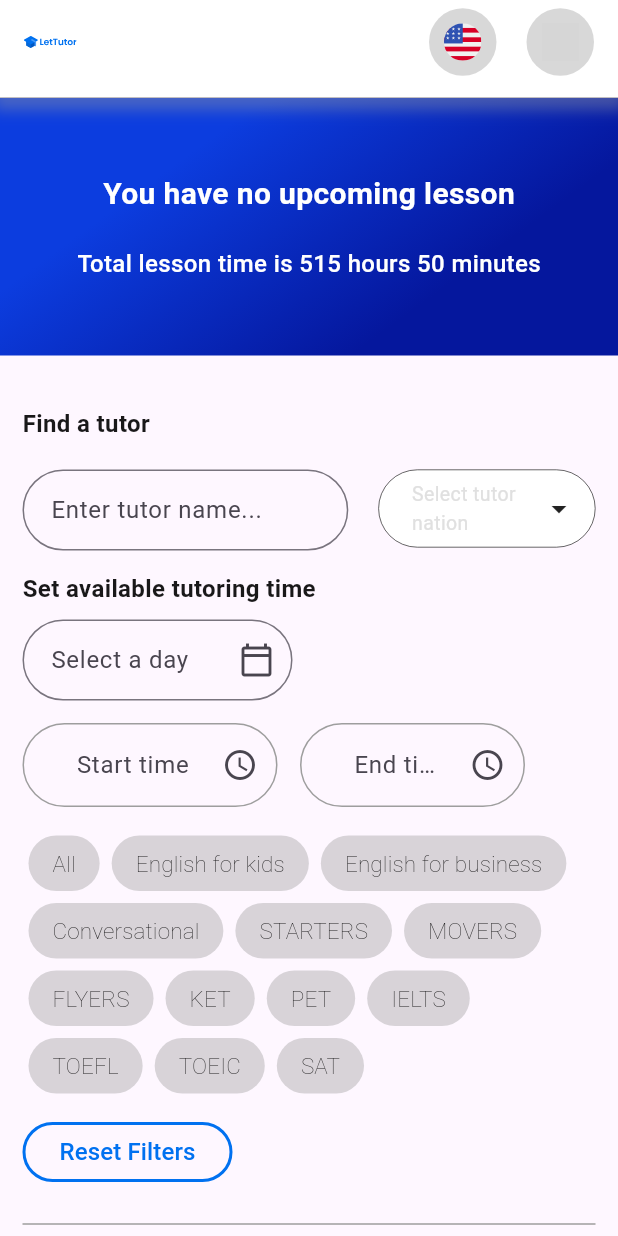
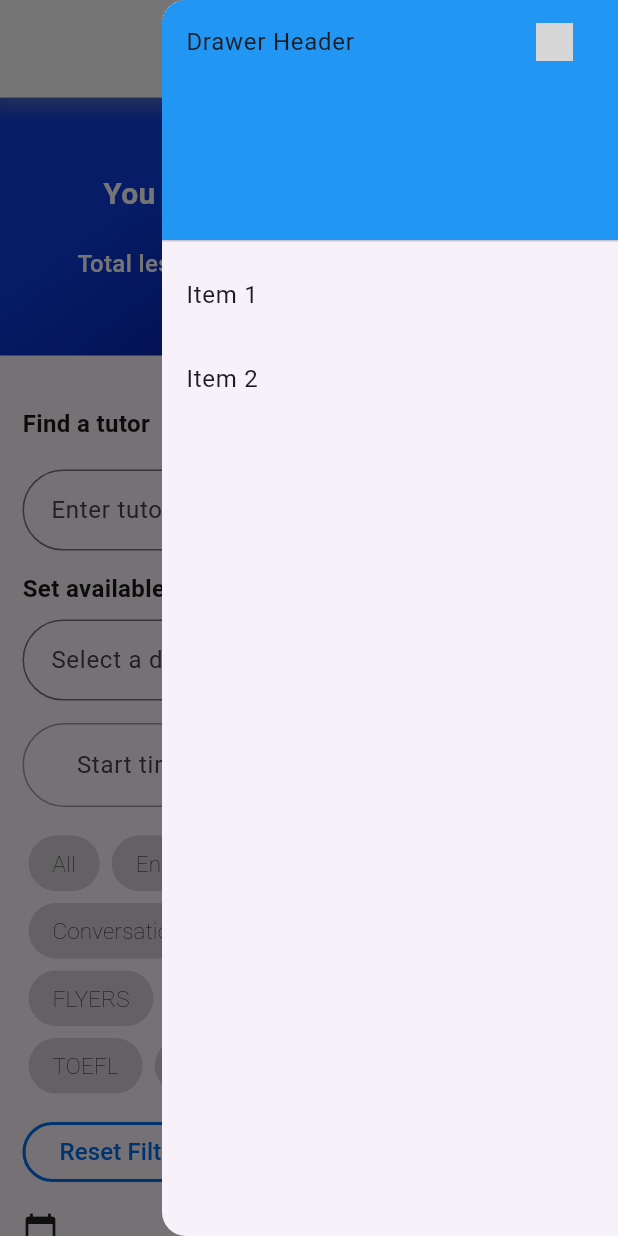
Before and after one commit to LeThaiNhuQuynh/advanced-mobile, a Flutter app: the screen it shows after launch, with the side drawer open (before the commit the screen has no drawer), on a phone screen of 412 x 824 dp. Run offline on Flutter 3.47's test engine with Material 3 defaults, Android fonts, the phone set to English and light mode, and no system bars; drawn by our look-alikes of multi_dropdown; our stand-ins replace flutter_svg; missing offline and left inert: country_icons; Roboto replaces fonts that are missing (Poppins); grey boxes are pictures that could not be loaded.

Commit message:
Tutor list screen - refactor appbar and add basic menu

```diff
--- /dev/null
+++ b/lib/common/header.dart
@@ -0,0 +1,101 @@
+import 'package:flutter/material.dart';
+import 'package:flutter_svg/svg.dart';
+
+class Header extends StatelessWidget implements PreferredSizeWidget {
+  const Header({
+    Key? key,
+    required this.scaffoldKey,
+  }) : super(key: key);
+
+  final GlobalKey<ScaffoldState> scaffoldKey;
+
+  @override
+  Widget build(BuildContext context) {
+    var screenWidth = MediaQuery.of(context).size.width;
+
+    var logoIcon = Container(
+      margin: const EdgeInsets.only(left: 10),
+      child: SvgPicture.asset(
+        'assets/svgs/logo.svg',
+        width: 35,
+        height: 35,
+      ),
+    );
+
+    var languageIcon = Row(
+      mainAxisAlignment: MainAxisAlignment.end,
+      children: [
+        Container(
+          padding: const EdgeInsets.all(10.0),
+          decoration: BoxDecoration(
+            color: const Color.fromRGBO(158, 158, 158, 1).withOpacity(0.4),
+            borderRadius: BorderRadius.circular(50.0),
+          ),
+          child: ClipRRect(
+            borderRadius: BorderRadius.circular(50.0),
+            child: SvgPicture.asset(
+              'assets/svgs/nation.svg',
+              width: 25,
+              height: 25,
+            ),
+          ),
+        ),
+        const SizedBox(width: 20),
+        Container(
+          padding: const EdgeInsets.all(10.0),
+          decoration: BoxDecoration(
+            color: Colors.grey.withOpacity(0.4),
+            borderRadius: BorderRadius.circular(50.0),
+          ),
+          child: GestureDetector(
+            onTap: () {
+              scaffoldKey.currentState!.openEndDrawer();
+            },
+            child: ClipRRect(
+              borderRadius: BorderRadius.circular(50.0),
+              child: SvgPicture.asset(
+                'assets/svgs/menu.svg',
+                width: 25,
+                height: 25,
+              ),
+            ),
+          ),
+        ),
+        SizedBox(width: 20)
+      ],
+    );
+
+    return PreferredSize(
+      preferredSize: const Size.fromHeight(65.0),
+      child: Container(
+        decoration: BoxDecoration(
+          border: const Border(
+            bottom: BorderSide(
+              color: Colors.grey,
+              width: 0.3,
+            ),
+          ),
+          boxShadow: [
+            BoxShadow(
+              color: Colors.grey.withOpacity(0.4),
+              spreadRadius: 5,
+              blurRadius: 7,
+              offset: const Offset(0, 3), // changes position of shadow
+            ),
+          ],
+        ),
+        child: AppBar(
+          backgroundColor: Colors.white,
+          actions: <Widget>[
+            logoIcon,
+            SizedBox(width: screenWidth - 300),
+            languageIcon,
+          ],
+        ),
+      ),
+    );
+  }
+
+  @override
+  Size get preferredSize => const Size.fromHeight(65.0);
+}
--- /dev/null
+++ b/lib/common/menu.dart
@@ -0,0 +1,30 @@
+import 'package:flutter/material.dart';
+
+class Menu extends StatelessWidget {
+  const Menu({super.key});
+
+  @override
+  Widget build(BuildContext context) {
+    return Drawer(
+      child: ListView(
+        padding: EdgeInsets.zero,
+        children: [
+          const DrawerHeader(
+            decoration: BoxDecoration(
+              color: Colors.blue,
+            ),
+            child: Text('Drawer Header'),
+          ),
+          ListTile(
+            title: const Text('Item 1'),
+            onTap: () {},
+          ),
+          ListTile(
+            title: const Text('Item 2'),
+            onTap: () {},
+          ),
+        ],
+      ),
+    );
+  }
+}
--- a/lib/presentation/tutor-list/tutor_list.dart
+++ b/lib/presentation/tutor-list/tutor_list.dart
@@ -1,4 +1,6 @@
-import 'package:advanced_mobile_project/presentation/tutor-list/tutor-list-items/TutorCard.dart';
+import 'package:advanced_mobile_project/common/header.dart';
+import 'package:advanced_mobile_project/common/menu.dart';
+import 'package:advanced_mobile_project/presentation/tutor-list/tutor-list-items/tutor_card.dart';
 import 'package:flutter/material.dart';
 import 'package:flutter_svg/svg.dart';
 import 'package:multi_dropdown/multiselect_dropdown.dart';
@@ -44,6 +46,8 @@
         ]),
   ];
 
+  final GlobalKey<ScaffoldState> scaffoldKey = GlobalKey<ScaffoldState>();
+
   @override
   Widget build(BuildContext context) {
     //list of filter items
@@ -56,86 +60,13 @@
       return TutorCard(tutor: tutor);
     }).toList();
 
-    var logoIcon = Container(
-      margin: const EdgeInsets.only(right: 10),
-      child: SvgPicture.asset(
-        'assets/svgs/logo.svg',
-        width: 35,
-        height: 35,
-      ),
-    );
+    GlobalKey<ScaffoldState> _key = GlobalKey();
 
-    var languageIcon = Row(
-      mainAxisAlignment: MainAxisAlignment.end,
-      children: [
-        Container(
-          padding: const EdgeInsets.all(10.0),
-          decoration: BoxDecoration(
-            color: const Color.fromRGBO(158, 158, 158, 1).withOpacity(0.4),
-            borderRadius: BorderRadius.circular(50.0),
-          ),
-          child: ClipRRect(
-            borderRadius: BorderRadius.circular(50.0),
-            child: SvgPicture.asset(
-              'assets/svgs/nation.svg',
-              width: 25,
-              height: 25,
-            ),
-          ),
-        ),
-        const SizedBox(width: 20),
-        Container(
-          padding: const EdgeInsets.all(10.0),
-          decoration: BoxDecoration(
-            color: Colors.grey.withOpacity(0.4),
-            borderRadius: BorderRadius.circular(50.0),
-          ),
-          child: ClipRRect(
-            borderRadius: BorderRadius.circular(50.0),
-            child: SvgPicture.asset(
-              'assets/svgs/menu.svg',
-              width: 25,
-              height: 25,
-            ),
-          ),
-        ),
-      ],
-    );
-
-    var appBar = PreferredSize(
-      preferredSize: const Size.fromHeight(65.0),
-      child: Container(
-        decoration: BoxDecoration(
-          border: const Border(
-            bottom: BorderSide(
-              color: Colors.grey,
-              width: 0.3,
-            ),
-          ),
-          boxShadow: [
-            BoxShadow(
-              color: Colors.grey.withOpacity(0.4),
-              spreadRadius: 5,
-              blurRadius: 7,
-              offset: const Offset(0, 3), // changes position of shadow
-            ),
-          ],
-        ),
-        child: AppBar(
-          backgroundColor: Colors.white,
-          title: Row(
-            mainAxisAlignment: MainAxisAlignment.spaceBetween,
-            children: [
-              logoIcon,
-              languageIcon,
-            ],
-          ),
-        ),
-      ),
-    );
     return MaterialApp(
       home: Scaffold(
-          appBar: appBar,
+          key: _key,
+          appBar: Header(scaffoldKey: _key),
+          endDrawer: Menu(),
           body: SingleChildScrollView(
               child: Column(children: <Widget>[
             Container(
@@ -302,14 +233,23 @@
                       ),
                     ),
                     const SizedBox(height: 20),
+                    const Icon(
+                      Icons.calendar_today,
+                    ),
+                    SvgPicture.asset(
+                      'assets/svgs/tutor.svg',
+                      color: Color(0xFF0071f0),
+                      height: 20,
+                      width: 20,
+                    ),
                     const Divider(
-                      color: Colors.grey, // Set the color of the divider line
-                      thickness: 1.0, // Set the thickness of the divider line
+                      color: Colors.grey,
+                      thickness: 1.0,
                     ),
                     const SizedBox(height: 30),
                     Column(
                       children: tutorWidgets,
-                    )
+                    ),
                   ],
                 )),
           ]))),
```
Also changed, not shown: assets/svgs/drawer-recurring.svg (added), assets/svgs/tutor.svg (added), lib/presentation/tutor-list/tutor-list-items/tutor_card.dart (renamed from lib/presentation/tutor-list/tutor-list-items/TutorCard.dart).
